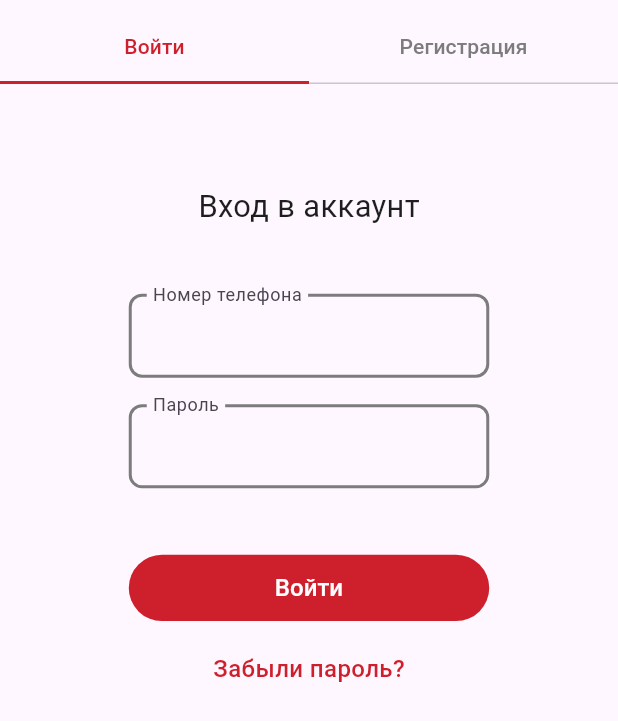
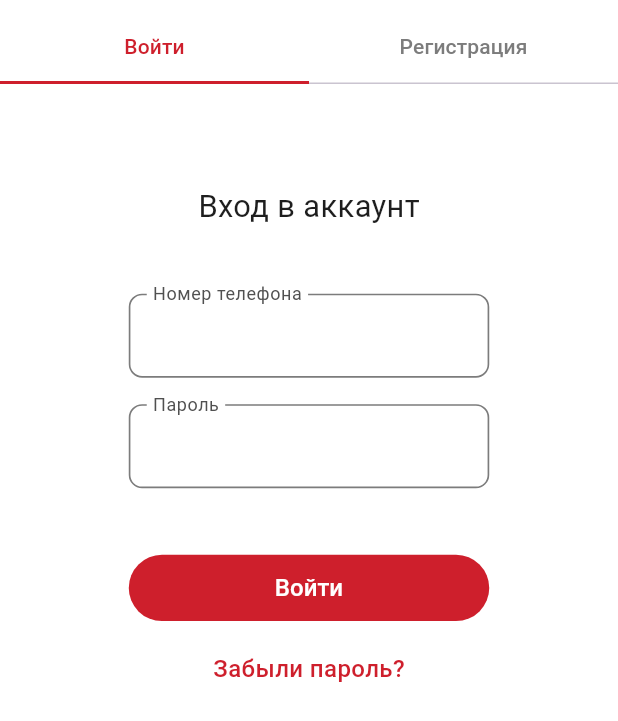
Before and after one commit to edelew/flutter-auth-app, a Flutter app: the screen it shows after launch, on a phone screen of 412 x 824 dp. Shown: the top 721 px of the screen. Run offline on Flutter 3.47's test engine with Material 2 defaults, Android fonts, the phone set to English and light mode, and no system bars; our stand-ins replace flutter_multi_formatter, flutter_screenutil, flutter_svg.

Commit message:
feature: update custom text field

```diff
--- a/lib/presentation/auth/auth_screen.dart
+++ b/lib/presentation/auth/auth_screen.dart
@@ -11,8 +11,10 @@ class AuthScreen extends StatelessWidget {
     return DefaultTabController(
       length: 2,
       child: Scaffold(
+          backgroundColor: AppColors.white,
           resizeToAvoidBottomInset: false,
           appBar: AppBar(
+            backgroundColor: AppColors.white,
             flexibleSpace: const Column(
               mainAxisAlignment: MainAxisAlignment.end,
               children: [
--- a/lib/presentation/auth/widgets/login_body.dart
+++ b/lib/presentation/auth/widgets/login_body.dart
@@ -23,10 +23,16 @@ class LoginBody extends StatelessWidget {
         SizedBox(height: 40.h),
         const CustomTextField(
           labelText: 'Номер телефона',
+          inputType: InputType.phoneNumber,
+          // inputFormatters: [
+          //   MaskedInputFormatter('+7 (###) ###-##-##'),
+          // ],
         ),
         SizedBox(height: 16.h),
         const CustomTextField(
           labelText: 'Пароль',
+          inputType: InputType.password,
+          isPassword: true,
         ),
         SizedBox(height: 40.h),
         CustomButtonWidget(
--- a/lib/presentation/auth/widgets/registration_body.dart
+++ b/lib/presentation/auth/widgets/registration_body.dart
@@ -25,6 +25,7 @@ class RegistrationBody extends StatelessWidget {
         SizedBox(height: 40.h),
         const CustomTextField(
           labelText: 'Номер телефона',
+          inputType: InputType.phoneNumber,
         ),
         SizedBox(height: 40.h),
         CustomButtonWidget(
@@ -41,6 +42,7 @@ class RegistrationBody extends StatelessWidget {
         SizedBox(height: 50.h),
         const CustomTextField(
           labelText: 'Код из SMS',
+          inputType: InputType.smsCode,
         ),
         SizedBox(height: 46.h),
         const _CheckFieldWidget(),
--- a/lib/presentation/shared_widgets/custom_text_field.dart
+++ b/lib/presentation/shared_widgets/custom_text_field.dart
@@ -1,15 +1,19 @@
 import 'package:flutter/material.dart';
+import 'package:flutter/services.dart';
 import 'package:flutter_auth_app/core/utils/colors.dart';
+import 'package:flutter_multi_formatter/flutter_multi_formatter.dart';
 import 'package:flutter_screenutil/flutter_screenutil.dart';
+
+enum InputType { text, phoneNumber, smsCode, password }
 
 class CustomTextField extends StatefulWidget {
   const CustomTextField({
     Key? key,
     required this.labelText,
+    required this.inputType,
     this.error,
     this.controller,
     this.onValidate,
-    this.initialValue,
     this.autofocus = false,
     this.isPassword = false,
     this.contentPadding,
@@ -18,6 +22,8 @@ class CustomTextField extends StatefulWidget {
 
   final String labelText;
 
+  final InputType inputType;
+
   final String? error;
 
   final TextEditingController? controller;
@@ -25,8 +31,6 @@ class CustomTextField extends StatefulWidget {
   final String? Function(String?)? onValidate;
 
   final ValueChanged<String>? onChanged;
-
-  final String? initialValue;
 
   final bool isPassword;
 
@@ -39,54 +43,60 @@ class CustomTextField extends StatefulWidget {
 }
 
 class _CustomTextFieldState extends State<CustomTextField> {
+  late FocusNode myFocusNode;
+
   bool _contentVisible = true;
 
   @override
   void initState() {
     super.initState();
+
     if (widget.isPassword) _contentVisible = false;
+
+    myFocusNode = FocusNode();
   }
 
   @override
   Widget build(BuildContext context) {
     return SizedBox(
-      // height: 56.h,
       width: 210.w,
       child: TextFormField(
         autofocus: widget.autofocus,
+        focusNode: myFocusNode,
         controller: widget.controller,
-        initialValue: widget.initialValue,
+        inputFormatters: selectInputFormatters(widget.inputType),
+        keyboardType: selectKeyboardType(widget.inputType),
+        cursorWidth: 1.w,
+        cursorColor: AppColors.black,
+        onTap: _requestFocus,
         decoration: InputDecoration(
           contentPadding: widget.contentPadding,
           floatingLabelBehavior: FloatingLabelBehavior.always,
           labelText: widget.labelText,
+          hoverColor: AppColors.red,
+          labelStyle: TextStyle(
+              color: myFocusNode.hasFocus ? AppColors.black : AppColors.gray80),
           enabledBorder: OutlineInputBorder(
-            borderSide: const BorderSide(
+            borderSide: BorderSide(
               color: AppColors.gray60,
-              width: 2,
+              width: 1.r,
             ),
             borderRadius: BorderRadius.circular(8.r),
           ),
           focusedBorder: OutlineInputBorder(
-            borderSide: const BorderSide(
+            borderSide: BorderSide(
               color: AppColors.black,
-              width: 2,
+              width: 2.r,
             ),
             borderRadius: BorderRadius.circular(8.r),
           ),
           errorBorder: OutlineInputBorder(
-            borderSide: const BorderSide(
+            borderSide: BorderSide(
               color: AppColors.red,
-              width: 1,
+              width: 1.r,
             ),
             borderRadius: BorderRadius.circular(8.r),
           ),
-          // focusedErrorBorder: OutlineInputBorder(
-          //   borderSide: const BorderSide(
-          //     width: 1,
-          //   ),
-          //   borderRadius: BorderRadius.circular(8.r),
-          // ),
         ),
         validator: widget.onValidate,
         obscureText: !_contentVisible,
@@ -96,4 +106,34 @@ class _CustomTextFieldState extends State<CustomTextField> {
       ),
     );
   }
+
+  void _requestFocus() {
+    setState(() {
+      FocusScope.of(context).requestFocus(myFocusNode);
+    });
+  }
+
+  TextInputType selectKeyboardType(InputType inputType) {
+    switch (inputType) {
+      case InputType.phoneNumber:
+        return TextInputType.number;
+      case InputType.smsCode:
+        return TextInputType.number;
+      case InputType.password:
+        return TextInputType.visiblePassword;
+      case InputType.text:
+        return TextInputType.text;
+    }
+  }
+
+  List<TextInputFormatter> selectInputFormatters(InputType inputType) {
+    switch (inputType) {
+      case InputType.phoneNumber:
+        return [
+          MaskedInputFormatter('+7 (###) ###-##-##'),
+        ];
+      default:
+        return [];
+    }
+  }
 }
--- a/pubspec.yaml
+++ b/pubspec.yaml
@@ -12,6 +12,7 @@ dependencies:
   cupertino_icons: ^1.0.2
   flutter_screenutil: ^5.9.0
   flutter_svg: ^2.0.7
+  flutter_multi_formatter: ^2.11.12
 
 
 dev_dependencies:
```
Also changed, not shown: pubspec.lock.
